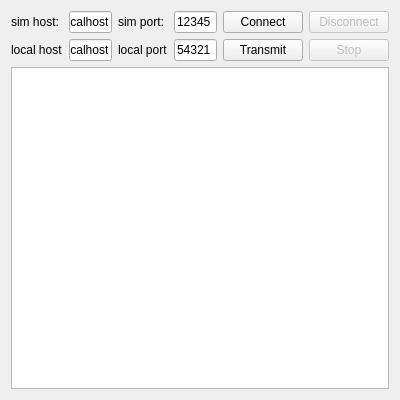
Above: tools/widget.ui from hhrhhr/Aerosim-plugin-for-CopterControl before the change. Below: the same form after it.
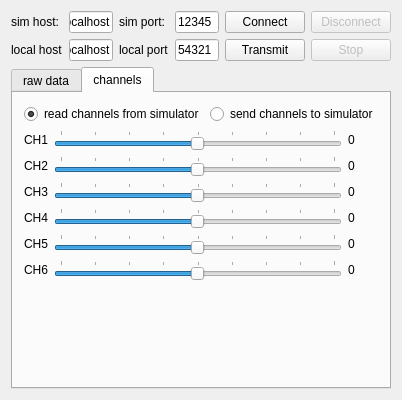
That is the form after the change.

Commit message: 6 channel transmitter values takes from ui only

What changed in the file:
```diff
--- a/tools/widget.ui
+++ b/tools/widget.ui
@@ -124,7 +124,390 @@
     </layout>
    </item>
    <item>
-    <widget class="QListWidget" name="listWidget"/>
+    <widget class="QTabWidget" name="tabWidget">
+     <property name="currentIndex">
+      <number>1</number>
+     </property>
+     <widget class="QWidget" name="tab_1">
+      <attribute name="title">
+       <string notr="true">raw data</string>
+      </attribute>
+      <layout class="QVBoxLayout" name="verticalLayout_2">
+       <item>
+        <widget class="QListWidget" name="listWidget"/>
+       </item>
+      </layout>
+     </widget>
+     <widget class="QWidget" name="tab_2">
+      <attribute name="title">
+       <string notr="true">channels</string>
+      </attribute>
+      <layout class="QVBoxLayout" name="verticalLayout_3">
+       <item>
+        <layout class="QHBoxLayout" name="horizontalLayout">
+         <item>
+          <widget class="QRadioButton" name="readCH">
+           <property name="text">
+            <string notr="true">read channels from simulator</string>
+           </property>
+           <property name="checked">
+            <bool>true</bool>
+           </property>
+          </widget>
+         </item>
+         <item>
+          <widget class="QRadioButton" name="sendCH">
+           <property name="text">
+            <string notr="true">send channels to simulator</string>
+           </property>
+          </widget>
+         </item>
+        </layout>
+       </item>
+       <item>
+        <layout class="QGridLayout" name="gridLayout_2">
+         <item row="2" column="1">
+          <widget class="QSlider" name="ch3">
+           <property name="minimum">
+            <number>-511</number>
+           </property>
+           <property name="maximum">
+            <number>512</number>
+           </property>
+           <property name="singleStep">
+            <number>16</number>
+           </property>
+           <property name="pageStep">
+            <number>32</number>
+           </property>
+           <property name="sliderPosition">
+            <number>0</number>
+           </property>
+           <property name="orientation">
+            <enum>Qt::Horizontal</enum>
+           </property>
+           <property name="tickPosition">
+            <enum>QSlider::TicksAbove</enum>
+           </property>
+           <property name="tickInterval">
+            <number>128</number>
+           </property>
+          </widget>
+         </item>
+         <item row="0" column="1">
+          <widget class="QSlider" name="ch1">
+           <property name="minimum">
+            <number>-511</number>
+           </property>
+           <property name="maximum">
+            <number>512</number>
+           </property>
+           <property name="singleStep">
+            <number>16</number>
+           </property>
+           <property name="pageStep">
+            <number>32</number>
+           </property>
+           <property name="sliderPosition">
+            <number>0</number>
+           </property>
+           <property name="orientation">
+            <enum>Qt::Horizontal</enum>
+           </property>
+           <property name="tickPosition">
+            <enum>QSlider::TicksAbove</enum>
+           </property>
+           <property name="tickInterval">
+            <number>128</number>
+           </property>
+          </widget>
+         </item>
+         <item row="3" column="1">
+          <widget class="QSlider" name="ch4">
+           <property name="minimum">
+            <number>-511</number>
+           </property>
+           <property name="maximum">
+            <number>512</number>
+           </property>
+           <property name="singleStep">
+            <number>16</number>
+           </property>
+           <property name="pageStep">
+            <number>32</number>
+           </property>
+           <property name="sliderPosition">
+            <number>0</number>
+           </property>
+           <property name="orientation">
+            <enum>Qt::Horizontal</enum>
+           </property>
+           <property name="tickPosition">
+            <enum>QSlider::TicksAbove</enum>
+           </property>
+           <property name="tickInterval">
+            <number>128</number>
+           </property>
+          </widget>
+         </item>
+         <item row="3" column="0">
+          <widget class="QLabel" name="label_4">
+           <property name="text">
+            <string>CH4</string>
+           </property>
+          </widget>
+         </item>
+         <item row="4" column="0">
+          <widget class="QLabel" name="label_5">
+           <property name="text">
+            <string>CH5</string>
+           </property>
+          </widget>
+         </item>
+         <item row="5" column="0">
+          <widget class="QLabel" name="label_6">
+           <property name="text">
+            <string>CH6</string>
+           </property>
+          </widget>
+         </item>
+         <item row="0" column="0">
+          <widget class="QLabel" name="label">
+           <property name="text">
+            <string>CH1</string>
+           </property>
+          </widget>
+         </item>
+         <item row="1" column="0">
+          <widget class="QLabel" name="label_2">
+           <property name="text">
+            <string>CH2</string>
+           </property>
+          </widget>
+         </item>
+         <item row="2" column="0">
+          <widget class="QLabel" name="label_3">
+           <property name="text">
+            <string>CH3</string>
+           </property>
+          </widget>
+         </item>
+         <item row="1" column="1">
+          <widget class="QSlider" name="ch2">
+           <property name="minimum">
+            <number>-511</number>
+           </property>
+           <property name="maximum">
+            <number>512</number>
+           </property>
+           <property name="singleStep">
+            <number>16</number>
+           </property>
+           <property name="pageStep">
+            <number>32</number>
+           </property>
+           <property name="sliderPosition">
+            <number>0</number>
+           </property>
+           <property name="orientation">
+            <enum>Qt::Horizontal</enum>
+           </property>
+           <property name="tickPosition">
+            <enum>QSlider::TicksAbove</enum>
+           </property>
+           <property name="tickInterval">
+            <number>128</number>
+           </property>
+          </widget>
+         </item>
+         <item row="4" column="1">
+          <widget class="QSlider" name="ch5">
+           <property name="minimum">
+            <number>-511</number>
+           </property>
+           <property name="maximum">
+            <number>512</number>
+           </property>
+           <property name="singleStep">
+            <number>16</number>
+           </property>
+           <property name="pageStep">
+            <number>32</number>
+           </property>
+           <property name="sliderPosition">
+            <number>0</number>
+           </property>
+           <property name="orientation">
+            <enum>Qt::Horizontal</enum>
+           </property>
+           <property name="tickPosition">
+            <enum>QSlider::TicksAbove</enum>
+           </property>
+           <property name="tickInterval">
+            <number>128</number>
+           </property>
+          </widget>
+         </item>
+         <item row="5" column="1">
+          <widget class="QSlider" name="ch6">
+           <property name="minimum">
+            <number>-511</number>
+           </property>
+           <property name="maximum">
+            <number>512</number>
+           </property>
+           <property name="singleStep">
+            <number>16</number>
+           </property>
+           <property name="pageStep">
+            <number>32</number>
+           </property>
+           <property name="sliderPosition">
+            <number>0</number>
+           </property>
+           <property name="orientation">
+            <enum>Qt::Horizontal</enum>
+           </property>
+           <property name="tickPosition">
+            <enum>QSlider::TicksAbove</enum>
+           </property>
+           <property name="tickInterval">
+            <number>128</number>
+           </property>
+          </widget>
+         </item>
+         <item row="0" column="2">
+          <widget class="QLabel" name="lbCH1">
+           <property name="sizePolicy">
+            <sizepolicy hsizetype="Fixed" vsizetype="Preferred">
+             <horstretch>0</horstretch>
+             <verstretch>0</verstretch>
+            </sizepolicy>
+           </property>
+           <property name="minimumSize">
+            <size>
+             <width>30</width>
+             <height>0</height>
+            </size>
+           </property>
+           <property name="text">
+            <string>0</string>
+           </property>
+          </widget>
+         </item>
+         <item row="1" column="2">
+          <widget class="QLabel" name="label_7">
+           <property name="sizePolicy">
+            <sizepolicy hsizetype="Fixed" vsizetype="Preferred">
+             <horstretch>0</horstretch>
+             <verstretch>0</verstretch>
+            </sizepolicy>
+           </property>
+           <property name="minimumSize">
+            <size>
+             <width>30</width>
+             <height>0</height>
+            </size>
+           </property>
+           <property name="text">
+            <string>0</string>
+           </property>
+          </widget>
+         </item>
+         <item row="2" column="2">
+          <widget class="QLabel" name="label_8">
+           <property name="sizePolicy">
+            <sizepolicy hsizetype="Fixed" vsizetype="Preferred">
+             <horstretch>0</horstretch>
+             <verstretch>0</verstretch>
+            </sizepolicy>
+           </property>
+           <property name="minimumSize">
+            <size>
+             <width>30</width>
+             <height>0</height>
+            </size>
+           </property>
+           <property name="text">
+            <string>0</string>
+           </property>
+          </widget>
+         </item>
+         <item row="3" column="2">
+          <widget class="QLabel" name="label_9">
+           <property name="sizePolicy">
+            <sizepolicy hsizetype="Fixed" vsizetype="Preferred">
+             <horstretch>0</horstretch>
+             <verstretch>0</verstretch>
+            </sizepolicy>
+           </property>
+           <property name="minimumSize">
+            <size>
+             <width>30</width>
+             <height>0</height>
+            </size>
+           </property>
+           <property name="text">
+            <string>0</string>
+           </property>
+          </widget>
+         </item>
+         <item row="4" column="2">
+          <widget class="QLabel" name="label_10">
+           <property name="sizePolicy">
+            <sizepolicy hsizetype="Fixed" vsizetype="Preferred">
+             <horstretch>0</horstretch>
+             <verstretch>0</verstretch>
+            </sizepolicy>
+           </property>
+           <property name="minimumSize">
+            <size>
+             <width>30</width>
+             <height>0</height>
+            </size>
+           </property>
+           <property name="text">
+            <string>0</string>
+           </property>
+          </widget>
+         </item>
+         <item row="5" column="2">
+          <widget class="QLabel" name="label_11">
+           <property name="sizePolicy">
+            <sizepolicy hsizetype="Fixed" vsizetype="Preferred">
+             <horstretch>0</horstretch>
+             <verstretch>0</verstretch>
+            </sizepolicy>
+           </property>
+           <property name="minimumSize">
+            <size>
+             <width>30</width>
+             <height>0</height>
+            </size>
+           </property>
+           <property name="text">
+            <string>0</string>
+           </property>
+          </widget>
+         </item>
+        </layout>
+       </item>
+       <item>
+        <spacer name="verticalSpacer">
+         <property name="orientation">
+          <enum>Qt::Vertical</enum>
+         </property>
+         <property name="sizeHint" stdset="0">
+          <size>
+           <width>20</width>
+           <height>40</height>
+          </size>
+         </property>
+        </spacer>
+       </item>
+      </layout>
+     </widget>
+    </widget>
    </item>
   </layout>
  </widget>
```
Left out of the diff: 99 changed lines with no effect on the pictures. The commit also changes 1 other file.
